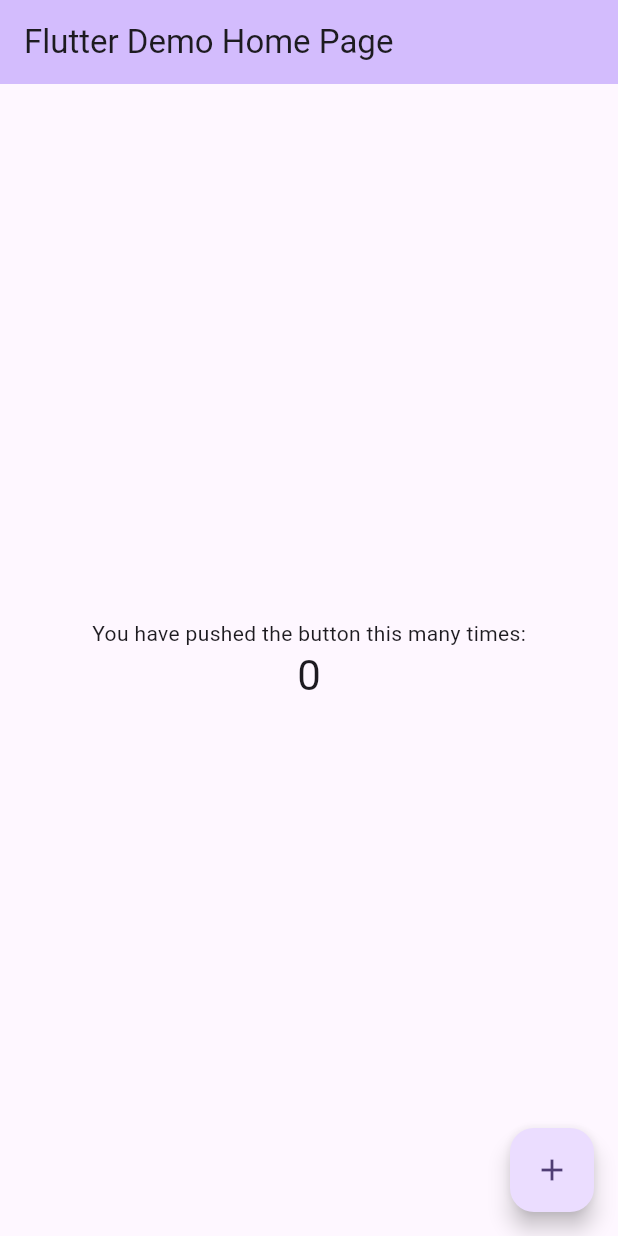
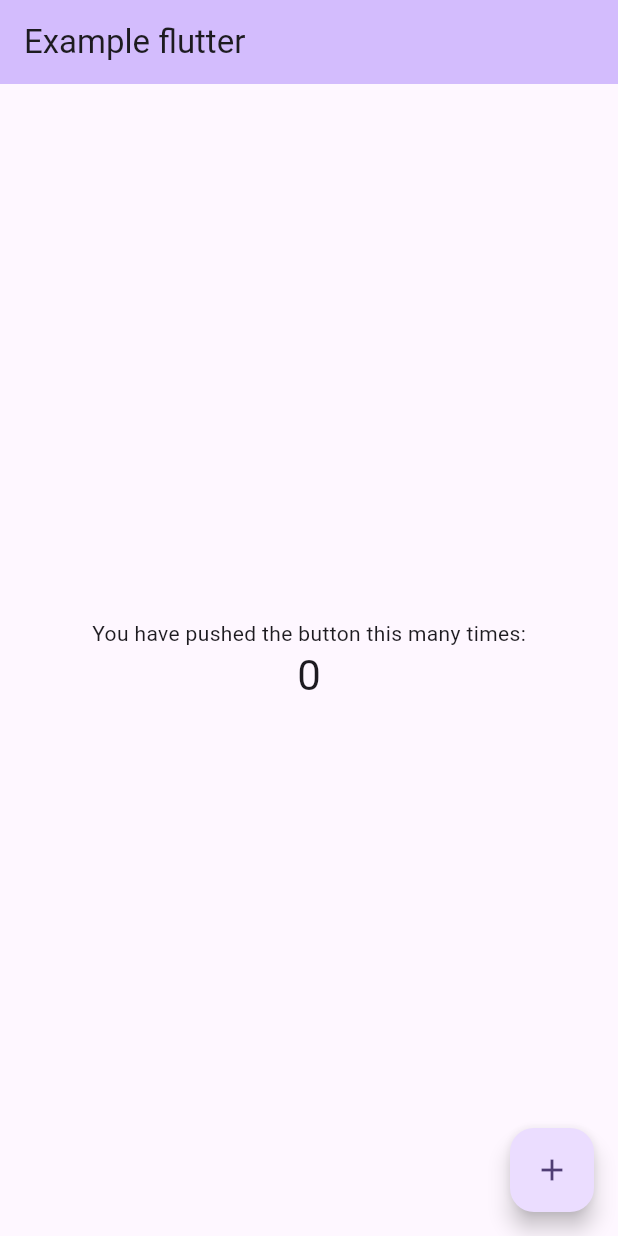
Before and after one commit to nozomi-core/geomate-mobile, a Flutter app: the screen it shows after launch, on a phone screen of 412 x 824 dp. Run offline on Flutter 3.47's test engine with Material 3 defaults, Android fonts, the phone set to English and light mode, and no system bars.

```diff
--- a/lib/main.dart
+++ b/lib/main.dart
@@ -1,4 +1,6 @@
 import 'package:flutter/material.dart';
+import 'package:mobile/features/login/login_screen.dart';
+import 'package:mobile/routes.dart';
 
 void main() {
   runApp(const MyApp());
@@ -12,42 +14,20 @@ class MyApp extends StatelessWidget {
   Widget build(BuildContext context) {
     return MaterialApp(
       title: 'Flutter Demo',
+      routes: {
+        AppRoutes.home: (context) => const MyHomePage(title: 'Example flutter'),
+        AppRoutes.login: (context) => const LoginScreen()
+      },
       theme: ThemeData(
-        // This is the theme of your application.
-        //
-        // TRY THIS: Try running your application with "flutter run". You'll see
-        // the application has a purple toolbar. Then, without quitting the app,
-        // try changing the seedColor in the colorScheme below to Colors.green
-        // and then invoke "hot reload" (save your changes or press the "hot
-        // reload" button in a Flutter-supported IDE, or press "r" if you used
-        // the command line to start the app).
-        //
-        // Notice that the counter didn't reset back to zero; the application
-        // state is not lost during the reload. To reset the state, use hot
-        // restart instead.
-        //
-        // This works for code too, not just values: Most code changes can be
-        // tested with just a hot reload.
         colorScheme: ColorScheme.fromSeed(seedColor: Colors.deepPurple),
         useMaterial3: true,
       ),
-      home: const MyHomePage(title: 'Flutter Demo Home Page'),
     );
   }
 }
 
 class MyHomePage extends StatefulWidget {
   const MyHomePage({super.key, required this.title});
-
-  // This widget is the home page of your application. It is stateful, meaning
-  // that it has a State object (defined below) that contains fields that affect
-  // how it looks.
-
-  // This class is the configuration for the state. It holds the values (in this
-  // case the title) provided by the parent (in this case the App widget) and
-  // used by the build method of the State. Fields in a Widget subclass are
-  // always marked "final".
-
   final String title;
 
   @override
@@ -58,51 +38,18 @@ class _MyHomePageState extends State<MyHomePage> {
   int _counter = 0;
 
   void _incrementCounter() {
-    setState(() {
-      // This call to setState tells the Flutter framework that something has
-      // changed in this State, which causes it to rerun the build method below
-      // so that the display can reflect the updated values. If we changed
-      // _counter without calling setState(), then the build method would not be
-      // called again, and so nothing would appear to happen.
-      _counter++;
-    });
+    Navigator.of(context).pushNamed("/login");
   }
 
   @override
   Widget build(BuildContext context) {
-    // This method is rerun every time setState is called, for instance as done
-    // by the _incrementCounter method above.
-    //
-    // The Flutter framework has been optimized to make rerunning build methods
-    // fast, so that you can just rebuild anything that needs updating rather
-    // than having to individually change instances of widgets.
     return Scaffold(
       appBar: AppBar(
-        // TRY THIS: Try changing the color here to a specific color (to
-        // Colors.amber, perhaps?) and trigger a hot reload to see the AppBar
-        // change color while the other colors stay the same.
         backgroundColor: Theme.of(context).colorScheme.inversePrimary,
-        // Here we take the value from the MyHomePage object that was created by
-        // the App.build method, and use it to set our appbar title.
         title: Text(widget.title),
       ),
       body: Center(
-        // Center is a layout widget. It takes a single child and positions it
-        // in the middle of the parent.
         child: Column(
-          // Column is also a layout widget. It takes a list of children and
-          // arranges them vertically. By default, it sizes itself to fit its
-          // children horizontally, and tries to be as tall as its parent.
-          //
-          // Column has various properties to control how it sizes itself and
-          // how it positions its children. Here we use mainAxisAlignment to
-          // center the children vertically; the main axis here is the vertical
-          // axis because Columns are vertical (the cross axis would be
-          // horizontal).
-          //
-          // TRY THIS: Invoke "debug painting" (choose the "Toggle Debug Paint"
-          // action in the IDE, or press "p" in the console), to see the
-          // wireframe for each widget.
           mainAxisAlignment: MainAxisAlignment.center,
           children: <Widget>[
             const Text(
--- /dev/null
+++ b/lib/routes.dart
@@ -0,0 +1,5 @@
+
+class AppRoutes {
+  static const String home = "/";
+  static const String login = "/login";
+}
--- /dev/null
+++ b/lib/strings/strings.dart
@@ -0,0 +1,4 @@
+
+enum Strings {
+  title
+}
```
Also changed, not shown: lib/features/login/login_screen.dart (added, +22 -0 lines), lib/strings/local_string.dart (added, +8 -0 lines).
